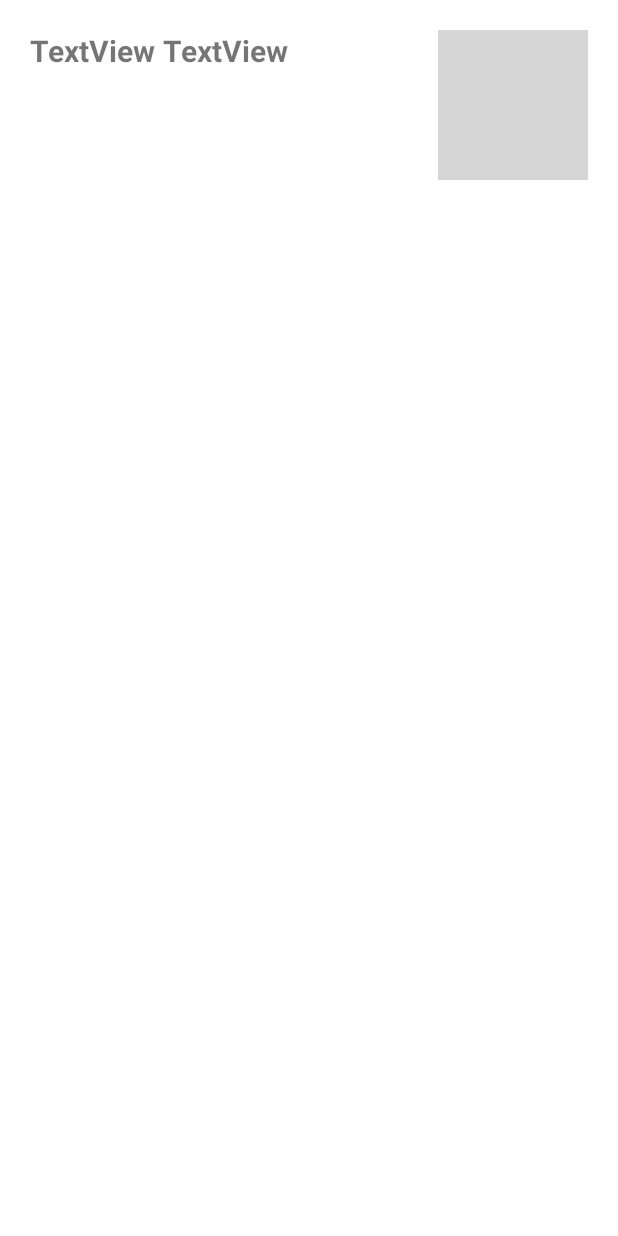
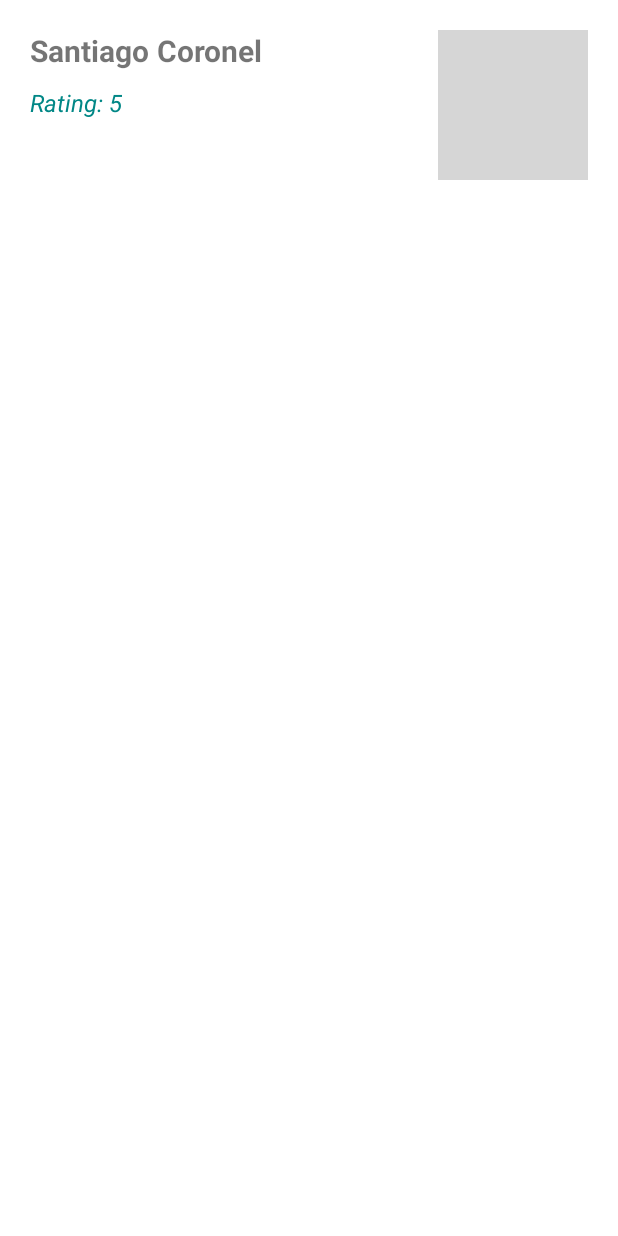
Before and after one commit to santiagocoronel/mozpertest, an Android app: the layout employee_item.xml on its own in the app's theme, with its tools: preview values and no code run, on a phone screen of 412 x 824 dp. Run offline under Robolectric (Android 15) with nearby library versions, the phone set to English and light mode, and no system bars; grey boxes are pictures that could not be loaded.

Commit message:
improve rating style

```diff
--- a/app/src/main/res/layout/employee_item.xml
+++ b/app/src/main/res/layout/employee_item.xml
@@ -11,7 +11,7 @@
         android:layout_height="wrap_content"
         android:layout_marginStart="20dp"
         android:layout_marginTop="20dp"
-        android:text="TextView"
+        tools:text="Santiago"
         android:textSize="20sp"
         android:textStyle="bold"
         app:layout_constraintStart_toStartOf="parent"
@@ -22,7 +22,7 @@
         android:layout_width="wrap_content"
         android:layout_height="wrap_content"
         android:layout_marginStart="5dp"
-        android:text="TextView"
+        tools:text="Coronel"
         android:textSize="20sp"
         android:textStyle="bold"
         app:layout_constraintBottom_toBottomOf="@+id/textViewFirstName"
@@ -48,8 +48,12 @@
         android:layout_height="wrap_content"
         android:layout_marginStart="20dp"
         android:layout_marginTop="10dp"
+        android:textColor="@color/teal_700"
+        android:textSize="16sp"
+        android:textStyle="italic"
         app:layout_constraintStart_toStartOf="parent"
-        app:layout_constraintTop_toBottomOf="@+id/textViewFirstName" />
+        app:layout_constraintTop_toBottomOf="@+id/textViewFirstName"
+        tools:text="Rating: 5" />
 
 
 </androidx.constraintlayout.widget.ConstraintLayout>
```
Also changed, not shown: app/src/main/res/layout/fragment_employee_detail.xml (+5 -3 lines).
